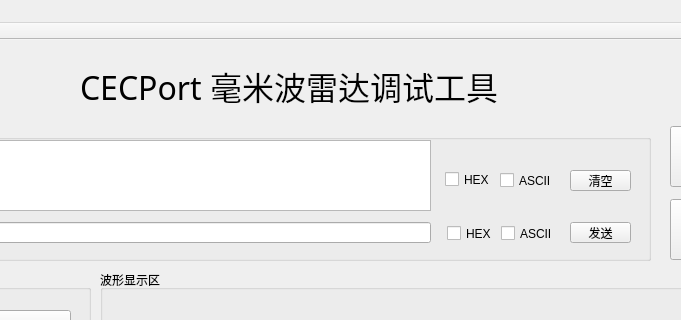
This is mainwindow.ui in QtWorks/Radar-Measure-Tool as Qt 5 draws it before an edit; both pictures show x 200 to 881 and y 0 to 320 of the 1078 by 816 pixel window. The edited form follows.
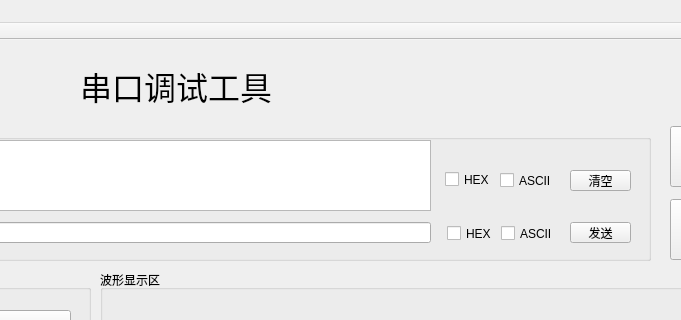
This is the edited form. Custom widgets are drawn as their Qt base class.

What changed in the file:
```diff
--- a/mainwindow.ui
+++ b/mainwindow.ui
@@ -461,7 +461,7 @@
      </font>
     </property>
     <property name="text">
-     <string>CECPort 毫米波雷达调试工具</string>
+     <string>串口调试工具</string>
     </property>
    </widget>
    <widget class="QPushButton" name="SignalPushButton">
```
